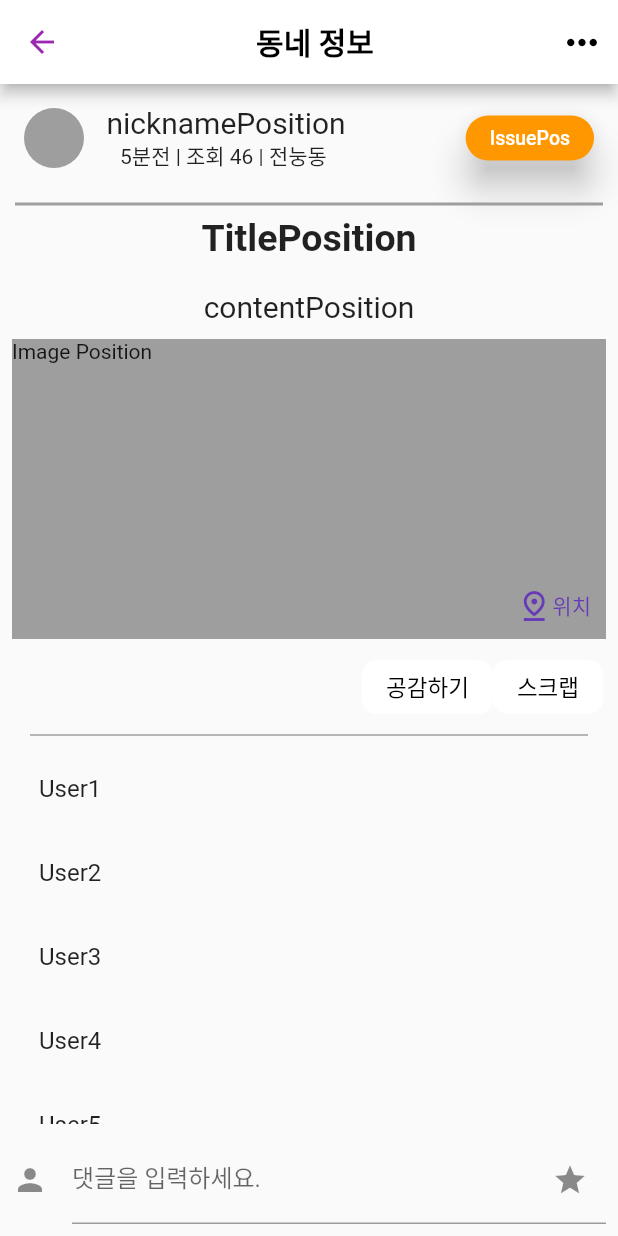
After one commit to SchrodingerLivingAlone/Schrodinger-client, a Flutter app: the PostInfo screen opened directly, on a phone screen of 412 x 824 dp. The commit adds this screen. Run offline on Flutter 3.47's test engine with Material 2 defaults, Android fonts, the phone set to English and light mode, and no system bars.

Commit message:
feat: post develop2

```diff
--- a/lib/main.dart
+++ b/lib/main.dart
@@ -3,6 +3,7 @@ import 'package:schrodinger_client/town_info/facility_info.dart';
 import 'package:schrodinger_client/town_info/food_info.dart';
 import 'package:schrodinger_client/town_info/home_info.dart';
 import 'package:schrodinger_client/town_info/post_page.dart';
+import 'package:schrodinger_client/town_info/post_info.dart';
 import 'package:schrodinger_client/style.dart';
 
 void main() {
--- /dev/null
+++ b/lib/town_info/post.dart
@@ -0,0 +1,5 @@
+class Post{
+
+
+
+}
--- /dev/null
+++ b/lib/town_info/post_info.dart
@@ -0,0 +1,266 @@
+import 'package:flutter/material.dart';
+import 'package:schrodinger_client/style.dart';
+
+//1.게시글 수정
+//2.게시글 삭제 로직 추가
+//3.댓글 입력창
+//4.댓글 ui -> 삭제, 수정가능하도록 ListTile이 아닌 widget으로 바꿔보기
+
+class PostInfo extends StatefulWidget {
+  const PostInfo({super.key});
+
+  @override
+  State<PostInfo> createState() => _PostInfoState();
+}
+
+class _PostInfoState extends State<PostInfo> {
+  bool isScrapped = false;
+  bool isLiked = false;
+  final _commentController = TextEditingController();
+
+  @override
+  Widget build(BuildContext context) {
+    return Scaffold(
+      resizeToAvoidBottomInset: true, // true값 할당
+      appBar: AppBar(
+        iconTheme: const IconThemeData(
+            color: Colors.black
+        ),
+        leading:  IconButton(
+            onPressed: () => Navigator.of(context).pop(false),
+            color: Colors.purple,
+            icon: Icon(Icons.arrow_back)),
+        backgroundColor: Colors.white,
+        title: const Center(
+            child: Text('동네 정보', style: TextStyle(color: Colors.black, fontWeight: FontWeight.bold))),
+        actions: [
+          IconButton(
+            onPressed: () {
+              // showMenu 함수를 사용하여 다이얼로그를 표시합니다.
+              showMenu(
+                context: context,
+                position: RelativeRect.fromLTRB(1000, 0, 0, 0),
+                items: [
+                  PopupMenuItem(
+                    child: const Text('게시글 수정'),
+                    value: 'edit',
+                  ),
+                  PopupMenuItem(
+                    child: const Text('게시글 삭제'),
+                    value: 'delete',
+                  ),
+                ],
+                elevation: 8.0,
+              ).then((value) {
+                // 사용자가 선택한 항목에 따라 처리합니다.
+                if (value == 'edit') {
+                  // 게시글 수정 로직을 추가하세요.
+                  print('게시글 수정');
+                } else if (value == 'delete') {
+                  // 게시글 삭제 로직을 추가하세요.
+                  print('게시글 삭제');
+                }
+              });
+            },
+            icon: const Icon(Icons.more_horiz, color: Colors.black, size: 30),
+          ),
+        ],
+      ),
+      body: Column(
+        children : [
+          Expanded(
+            child: SingleChildScrollView(
+              child: Column(
+                children: [
+                   Padding(
+                     padding: const EdgeInsets.fromLTRB(8.0, 8.0, 8.0, 8.0),
+                     child: Row(
+                       children: [
+                         Padding(
+                           padding: const EdgeInsets.fromLTRB(8.0, 8.0, 15.0, 8.0),
+                           child: Container(
+                             child: CircleAvatar(
+                               backgroundColor: Colors.grey,
+                               //backgroundImage: ,
+                             ),
+                           ),
+                         ),
+                         Column(
+                           children: [
+                             Text('nicknamePosition', style: TextStyle(fontSize: 20),),
+                             Text('5분전 | 조회 46 | 전눙동 '),
+                           ],
+                         ),
+                         SizedBox(
+                           width: 80,
+                         ),
+                         ElevatedButton(
+                             onPressed: (){},
+                             style: ElevatedButton.styleFrom(
+                                 shape: RoundedRectangleBorder(borderRadius: BorderRadius.circular(30)),
+                                 minimumSize: Size(30, 30),
+                                 primary: Colors.orange,
+                                 elevation: 10
+                             ),
+                             child: Text('IssuePos', style: TextStyle(fontSize: 13),)
+                         ),
+                       ],
+                     ),
+                   ),
+                  Padding(
+                    padding: const EdgeInsets.fromLTRB(10.0, 0.0, 10.0, 0.0),
+                    child: Container(width: 500,
+                        child: Divider(color: Colors.grey, thickness: 2.0)),
+                  ),
+                  Padding(
+                    padding: const EdgeInsets.fromLTRB(15.0, 0.0, 15.0, 0.0),
+                    child: Container(child: Text('TitlePosition', style: TextStyle(fontSize: 25, fontWeight: FontWeight.bold),)),
+                  ),
+                  Padding(
+                    padding: const EdgeInsets.fromLTRB(15.0, 20.0, 15.0, 2.0),
+                    child: Container(child: Text('contentPosition', style: TextStyle(fontSize: 20),)),
+                  ),
+                  Padding(
+                    padding: const EdgeInsets.fromLTRB(8.0, 8.0, 8.0, 8.0),
+                    child: Stack(
+                        alignment: Alignment.bottomRight,
+                        children: [
+                          Container(
+                            width: 400.0,
+                            height: 200.0,
+                            color: Colors.grey,
+                            child: Text('Image Position'),
+                            // Add any child widgets here if needed.
+                          ),
+                          Padding(
+                            padding: const EdgeInsets.all(10.0),
+                            child: Row(
+                                mainAxisAlignment: MainAxisAlignment.end,
+                                children: [
+                                  Icon(Icons.pin_drop_outlined, color: Colors.deepPurple,),
+                                  Text('위치', style: TextStyle(color: Colors.deepPurple),),
+                              ],
+                            ),
+                          )
+                        ],
+                      ),
+                  ),
+                  Padding(
+                    padding: const EdgeInsets.fromLTRB(10.0, 0.0, 10.0, 0.0),
+                    child: Column(
+                          children: [
+
+                            // Padding(
+                            //   padding: const EdgeInsets.fromLTRB(10.0, 0.0, 10.0, 0.0),
+                            //   child: Container(width: 180,
+                            //       child: Divider(color: Colors.grey, thickness: 1.0)),
+                            // ),
+                            Row(
+                              mainAxisAlignment: MainAxisAlignment.end,
+                              children: [
+                                ElevatedButton(
+                                    style: ElevatedButton.styleFrom(
+                                        shape: RoundedRectangleBorder(
+                                          borderRadius: BorderRadius.circular(10.0), // 조절하고 싶은 둥근 정도
+                                        ),
+                                      backgroundColor: isLiked ? Colors.blue : Colors.white,
+                                      shadowColor: Colors.transparent,
+                                    ),
+                                    onPressed: (){
+                                      setState(() {
+                                        isLiked = !isLiked;
+                                      });
+                                    },
+                                    child: Text('공감하기', style: TextStyle(fontSize: 15, color:Colors.black),)
+                                ),
+                                // ElevatedButton(
+                                //     style: ElevatedButton.styleFrom(
+                                //       shape: RoundedRectangleBorder(
+                                //         borderRadius: BorderRadius.circular(10.0), // 조절하고 싶은 둥근 정도
+                                //       ),
+                                //       backgroundColor: Colors.white,
+                                //       shadowColor: Colors.transparent,
+                                //     ),
+                                //     onPressed: (){
+                                //
+                                //     },
+                                //     child: Text('댓글쓰기', style: TextStyle(fontSize: 15, color:Colors.black),)
+                                // ),
+                                ElevatedButton(
+                                    style: ElevatedButton.styleFrom(
+                                      shape: RoundedRectangleBorder(
+                                        borderRadius: BorderRadius.circular(10.0), // 조절하고 싶은 둥근 정도
+                                      ),
+                                      backgroundColor: isScrapped ? Colors.orange : Colors.white,
+                                      shadowColor: Colors.transparent,
+                                    ),
+                                    onPressed: (){
+                                      setState(() {
+                                        isScrapped = !isScrapped; // 버튼 클릭 시 상태 변경
+                                      });
+                                    },
+                                    child: Text('스크랩', style: TextStyle(fontSize: 15, color:Colors.black),)
+                                ),
+                              ],
+                            ),
+                            Padding(
+                              padding: const EdgeInsets.fromLTRB(10.0, 0.0, 10.0, 0.0),
+                              child: Container(width: 400,
+                                  child: Divider(color: Colors.grey, thickness: 1.0)),
+                            ),
+                            Container(
+                              child: ListView(
+                                shrinkWrap : true,
+                                physics : NeverScrollableScrollPhysics(),
+                                children: getContent(),
+                              ),
+                            )
+                          ]
+                        )
+                    ),
+                ],
+              ),
+            ),
+          ),
+          Padding(
+            padding: EdgeInsets.fromLTRB(8.0, 8.0, 8.0, 8.0),
+            child:
+              TextFormField(
+                decoration: const InputDecoration(
+                icon: Icon(Icons.person),
+                suffixIcon: Icon(Icons.star),
+                labelText: '댓글을 입력하세요.',
+                  ),
+              ),
+          ),
+      ],
+    ),
+    );
+  }
+}
+class Comment {
+  final String username;
+  final String text;
+
+  Comment({required this.username, required this.text});
+}
+
+List<Comment> comments = [
+  Comment(username: 'User1', text: '첫 번째 댓글입니다.'),
+  Comment(username: 'User2', text: '두 번째 댓글입니다.'),
+  Comment(username: 'User3', text: '세 번째 댓글입니다.'),
+  Comment(username: 'User4', text: '네 번째 댓글입니다.'),
+  Comment(username: 'User5', text: '다섯 번째 댓글입니다.'),
+  // 여기에 필요한 만큼 댓글을 추가할 수 있습니다.
+];
+
+List<Widget> getContent(){
+  List<Widget> tiles = [];
+  comments.forEach((comment) {
+    tiles.add(ListTile(
+
+        title : Text(comment.username),
+        ));
+    });
+  return tiles;
+}
--- a/lib/town_info/post_page.dart
+++ b/lib/town_info/post_page.dart
@@ -1,9 +1,9 @@
 import 'package:flutter/material.dart';
 import 'package:schrodinger_client/style.dart';
 
-//1.등록하면 글 객체 생성
+//1.등록하면 글 객체 생성 -> api완성 후 합칠때
 //2.이미지 GridView 갯수만큼만 띄우기
-//3.장소
+//3.장소 버튼 누르면 장소 검색 page로 이동 -> 장소 검색해서 해당 장소로
 
 enum Issue {Restaurant, Facility, Discount, Etc, Together, Ask, PublicInfo}
 
@@ -41,7 +41,6 @@ class _PostPageState extends State<PostPage> {
         leading:  IconButton(
           onPressed: () {
             showExitConfirmationDialog(context);
-
           },
           color: Colors.purple,
           icon: Icon(Icons.arrow_back)),
@@ -54,12 +53,17 @@ class _PostPageState extends State<PostPage> {
               backgroundColor: Colors.white,
               shadowColor: Colors.transparent,
             ),
-            onPressed: (){
+            //onPressed: (){
               //
               //글 객체 생성해서 맞는 자료구조(배열)에 추가하기
               //자료구조는 규한이랑 얘기해보기
               //
-              Navigator.pop(context);
+              //Navigator.pop(context);
+            //},
+            onPressed: () {
+              setState(() {
+                Navigator.pushNamed(context, '/post_info');
+              });
             },
             child: const Text('등록',
               style: TextStyle(
@@ -245,7 +249,10 @@ Future<bool?> showExitConfirmationDialog(BuildContext context) async {
           child: Text('계속 작성', style: TextStyle(color: Colors.blue),),
         ),
         TextButton(
-          onPressed: () => Navigator.of(context, rootNavigator: true).pop(true),
+          onPressed: () {
+              Navigator.of(context).pop(true);
+              Navigator.of(context).pop(true);
+            },
           child: Text('작성 취소', style: TextStyle(color: Colors.red),),
         ),
       ],
```
